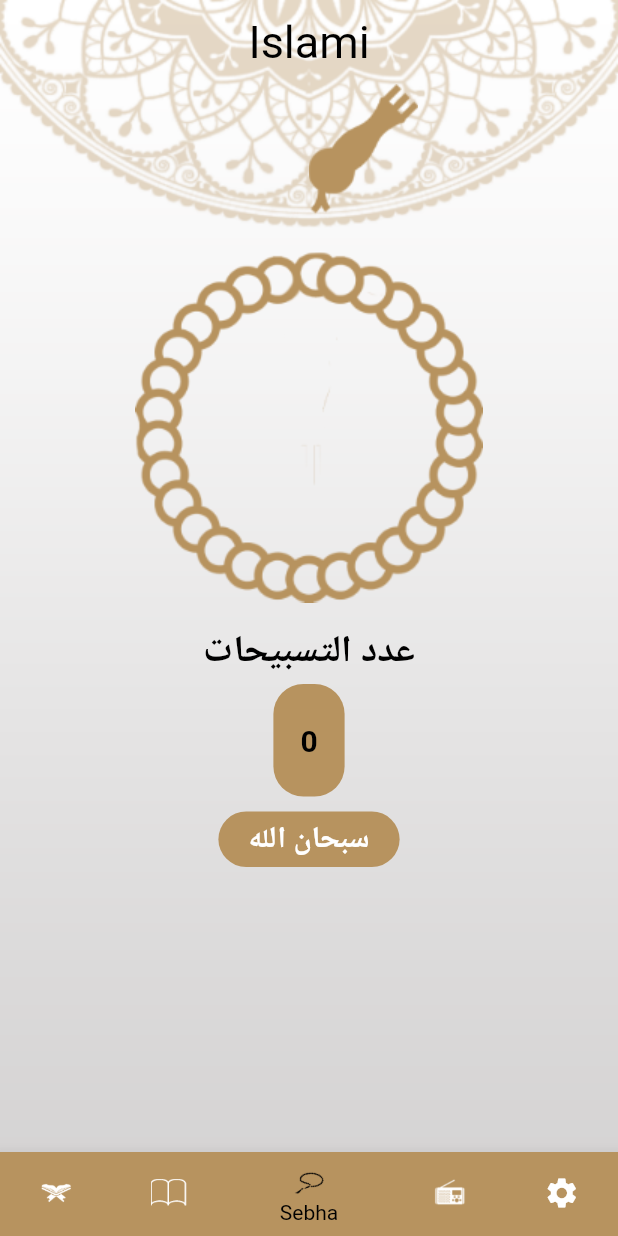
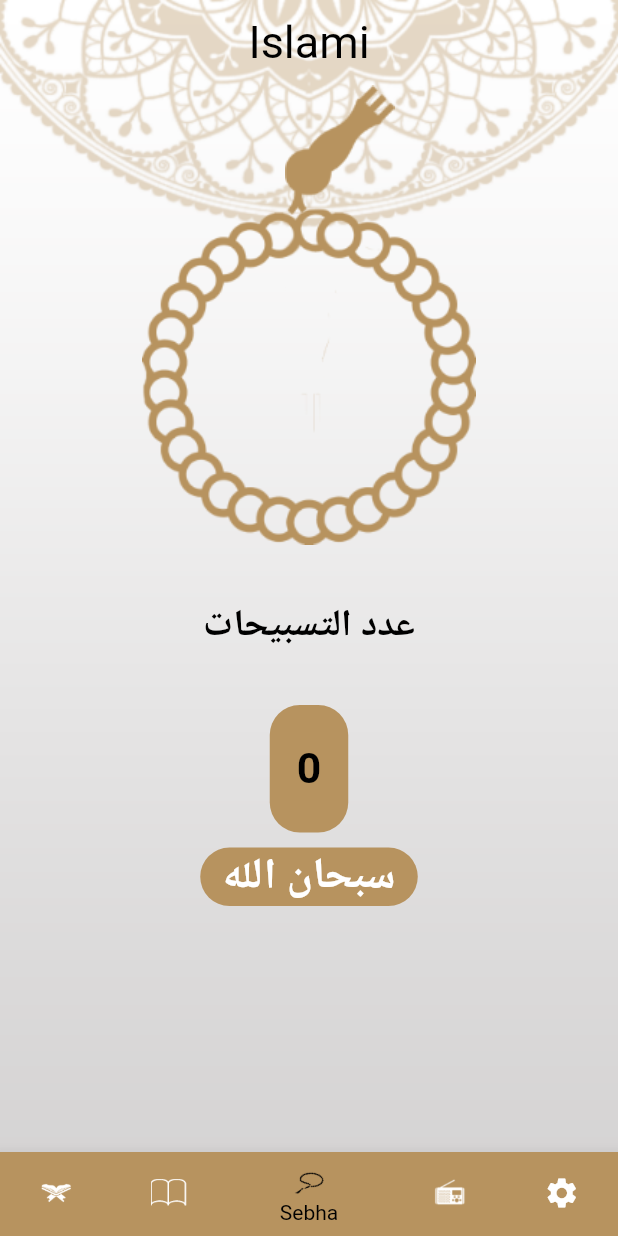
Before and after one commit to AdelTarekSherif/Islamic-App, a Flutter app: the screen it shows after launch, item 3 of the bottom bar chosen, on a phone screen of 412 x 824 dp. Run offline on Flutter 3.47's test engine with Material 2 defaults, Android fonts, the phone set to English and light mode, and no system bars; generated files the repository leaves out were written again.

Commit message:
Edit in UI

```diff
--- a/lib/home/HomeScreen.dart
+++ b/lib/home/HomeScreen.dart
@@ -11,17 +11,22 @@ import 'tasbeh/TasbehTab.dart';
 
 class HomeScreen extends StatefulWidget {
   static const String routeName = 'Home';
-
   @override
   State<HomeScreen> createState() => _HomeScreenState();
 }
-
+var appBar;
 class _HomeScreenState extends State<HomeScreen> {
   int currentPage = 0;
-
   @override
   Widget build(BuildContext context) {
     var provider = Provider.of<AppConfigProvider>(context);
+    appBar=AppBar(
+        title: Text(AppLocalizations.of(context)!.app_title,
+            style:TextStyle( color: provider.themeMode == ThemeMode.light
+                ? Colors.black
+                : Colors.white,
+              fontSize: 30,))
+    );
     return Stack(
       children: [
         Image.asset(
@@ -33,20 +38,13 @@ class _HomeScreenState extends State<HomeScreen> {
         ),
         Scaffold(
           backgroundColor: Colors.transparent,
-          appBar: AppBar(
-              title: Text(AppLocalizations.of(context)!.app_title,
-                  style:TextStyle( color: provider.themeMode == ThemeMode.light
-                      ? Colors.black
-                      : Colors.white,
-                    fontSize: 30,))
-          ),
+          appBar: appBar,
           bottomNavigationBar: BottomNavigationBar(
             currentIndex: currentPage,
             onTap: (index) {
               currentPage = index;
               setState(() {});
             },
-
             items: [
               BottomNavigationBarItem(
                   backgroundColor: provider.themeMode == ThemeMode.light ? MyThemeData.primaryColor
--- a/lib/home/tasbeh/TasbehTab.dart
+++ b/lib/home/tasbeh/TasbehTab.dart
@@ -4,6 +4,8 @@ import 'package:islami_sun/providers/AppConfig.dart';
 import 'dart:math';
 
 import 'package:provider/provider.dart';
+
+import '../HomeScreen.dart';
 class Seb7a extends StatefulWidget {
   @override
   _Seb7aState createState() => _Seb7aState();
@@ -34,29 +36,29 @@ class _Seb7aState extends State<Seb7a> {
   @override
   Widget build(BuildContext context) {
     var provider = Provider.of<AppConfigProvider>(context);
-    return Column(
+    return LayoutBuilder(builder: (context,constraints)=>Column(
         children: [
-        Expanded(
-          flex: 1,
+          Container(
             child: InkWell(
-
               onTap:  _incrementCounter,
               child: Container(
                width: double.infinity,
+                height: (MediaQuery.of(context).size.height- appBar.preferredSize.height
+                    -MediaQuery.of(context).padding.top)*.4,
                 child: Stack(
                   alignment: Alignment.topCenter,
                   children: [
                     Container(
-                    margin: EdgeInsets.only(left: MediaQuery.of(context).size.height*.088),
+                      margin: EdgeInsets.only(left: constraints.maxWidth*.1),
+                      height: constraints.maxHeight*.15,
                       child: Image.asset(
                         provider.themeMode == ThemeMode.light
                             ? 'assets/images/head_sebha_logo.png'
                             : 'assets/images/head_sebha_dark.png',
                       ),
                     ),
-                  Positioned(
-                    top: MediaQuery.of(context).size.height*.126,
-                    bottom: MediaQuery.of(context).size.height*.003,
+                    Container(
+                      margin: EdgeInsets.only(top:constraints.maxHeight*.116),
                       child: Transform.rotate(angle: rotateValue*(pi/180),
                           child:  Image.asset(
                             provider.themeMode == ThemeMode.light
@@ -69,12 +71,14 @@ class _Seb7aState extends State<Seb7a> {
               )
             ),
           ),
-        Expanded(
-          flex: 1,
+          Container(
+            height: (MediaQuery.of(context).size.height- appBar.preferredSize.height
+                -MediaQuery.of(context).padding.top)*.4,
             child: Column(
               children: [
                 Container(
-                margin: EdgeInsets.all(5),
+                  height: constraints.maxHeight*0.15,
+                  alignment: Alignment.center,
                   child: Text(
                     'عدد التسبيحات',
                     style: TextStyle(
@@ -99,14 +103,12 @@ class _Seb7aState extends State<Seb7a> {
                         color: provider.themeMode == ThemeMode.light ? Colors.black
                             :Colors.white,
                         fontWeight: FontWeight.bold,
-                      fontSize: 20
+                        fontSize: constraints.maxHeight*0.04
                     ),
                   ),
                 ),
                 Container(
                   margin: EdgeInsets.all(10),
-                child: Container(
-                  padding: EdgeInsets.all(5),
                   decoration: BoxDecoration(
                       color: provider.themeMode == ThemeMode.light ? MyThemeData.primaryColor
                           :MyThemeData.darkAccentColor,
@@ -117,15 +119,15 @@ class _Seb7aState extends State<Seb7a> {
                     child: Text('${text[textCount]}',style: TextStyle(
                         color: Colors.white,
                         fontWeight: FontWeight.bold,
-                        fontSize: 20
+                        fontSize: constraints.maxHeight*0.04
                     ),),
-                  ),
                   ),
                 ),
               ],
             ),
           ),
         ],
+      ),
     );
   }
 
```
Lines whose indentation alone changed are shown as unchanged.
